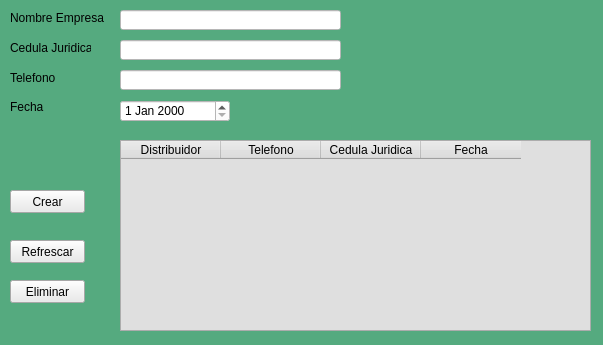
piedrachin/proyecto, file Proyecto P2/UI/distribuidor.ui: the form before one commit.
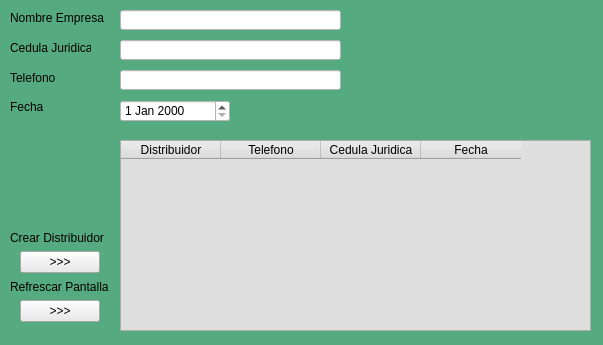
The form after the commit.

The edit to the form file:
```diff
--- a/Proyecto P2/UI/distribuidor.ui
+++ b/Proyecto P2/UI/distribuidor.ui
@@ -16,22 +16,6 @@
   <property name="styleSheet">
    <string notr="true">background-color: rgb(85, 170, 127);</string>
   </property>
-  <widget class="QPushButton" name="btn_crear_dist">
-   <property name="geometry">
-    <rect>
-     <x>10</x>
-     <y>190</y>
-     <width>75</width>
-     <height>23</height>
-    </rect>
-   </property>
-   <property name="styleSheet">
-    <string notr="true">background-color: rgb(234, 234, 234);</string>
-   </property>
-   <property name="text">
-    <string>Crear</string>
-   </property>
-  </widget>
   <widget class="QLabel" name="label">
    <property name="geometry">
     <rect>
@@ -170,37 +154,51 @@
     <string>Fecha</string>
    </property>
   </widget>
-  <widget class="QPushButton" name="btn_refrescar">
+  <widget class="QWidget" name="">
    <property name="geometry">
     <rect>
      <x>10</x>
-     <y>240</y>
-     <width>75</width>
-     <height>23</height>
+     <y>230</y>
+     <width>101</width>
+     <height>92</height>
     </rect>
    </property>
-   <property name="styleSheet">
-    <string notr="true">background-color: rgb(234, 234, 234);</string>
-   </property>
-   <property name="text">
-    <string>Refrescar</string>
-   </property>
-  </widget>
-  <widget class="QPushButton" name="btn_eliminar_dist">
-   <property name="geometry">
-    <rect>
-     <x>10</x>
-     <y>280</y>
-     <width>75</width>
-     <height>23</height>
-    </rect>
-   </property>
-   <property name="styleSheet">
-    <string notr="true">background-color: rgb(234, 234, 234);</string>
-   </property>
-   <property name="text">
-    <string>Eliminar</string>
-   </property>
+   <layout class="QVBoxLayout" name="verticalLayout">
+    <item>
+     <widget class="QLabel" name="label_6">
+      <property name="text">
+       <string>Crear Distribuidor</string>
+      </property>
+     </widget>
+    </item>
+    <item alignment="Qt::AlignHCenter">
+     <widget class="QPushButton" name="btn_crear_dist">
+      <property name="styleSheet">
+       <string notr="true">background-color: rgb(234, 234, 234);</string>
+      </property>
+      <property name="text">
+       <string>&gt;&gt;&gt;</string>
+      </property>
+     </widget>
+    </item>
+    <item>
+     <widget class="QLabel" name="label_5">
+      <property name="text">
+       <string>Refrescar Pantalla</string>
+      </property>
+     </widget>
+    </item>
+    <item alignment="Qt::AlignHCenter|Qt::AlignVCenter">
+     <widget class="QPushButton" name="btn_refrescar">
+      <property name="styleSheet">
+       <string notr="true">background-color: rgb(234, 234, 234);</string>
+      </property>
+      <property name="text">
+       <string>&gt;&gt;&gt;</string>
+      </property>
+     </widget>
+    </item>
+   </layout>
   </widget>
  </widget>
  <resources/>
```
